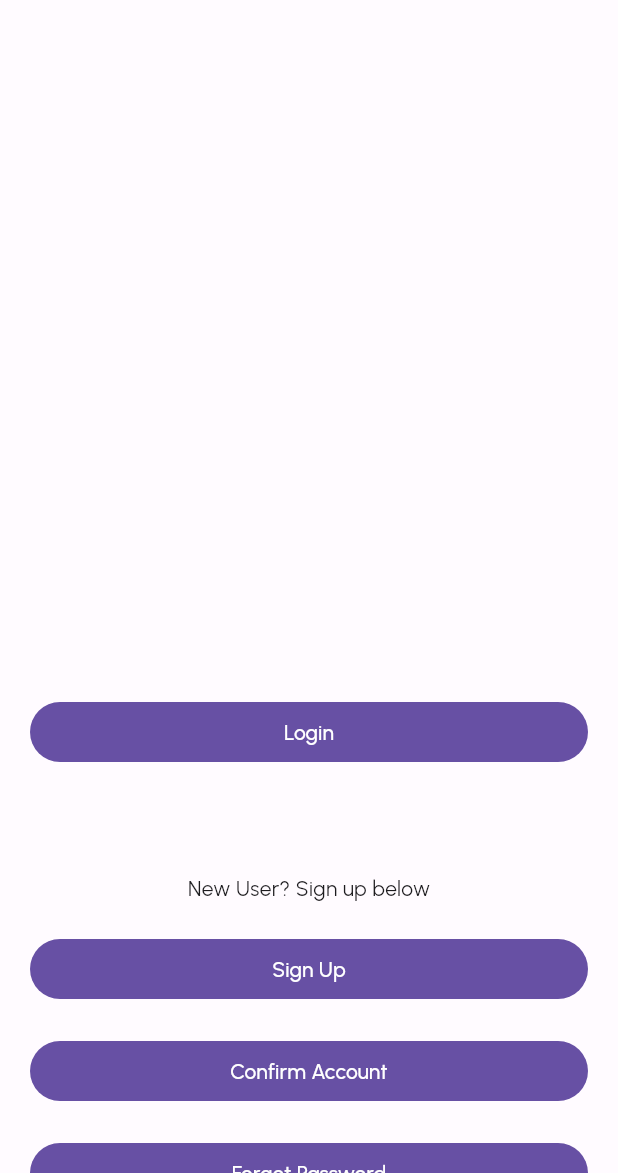
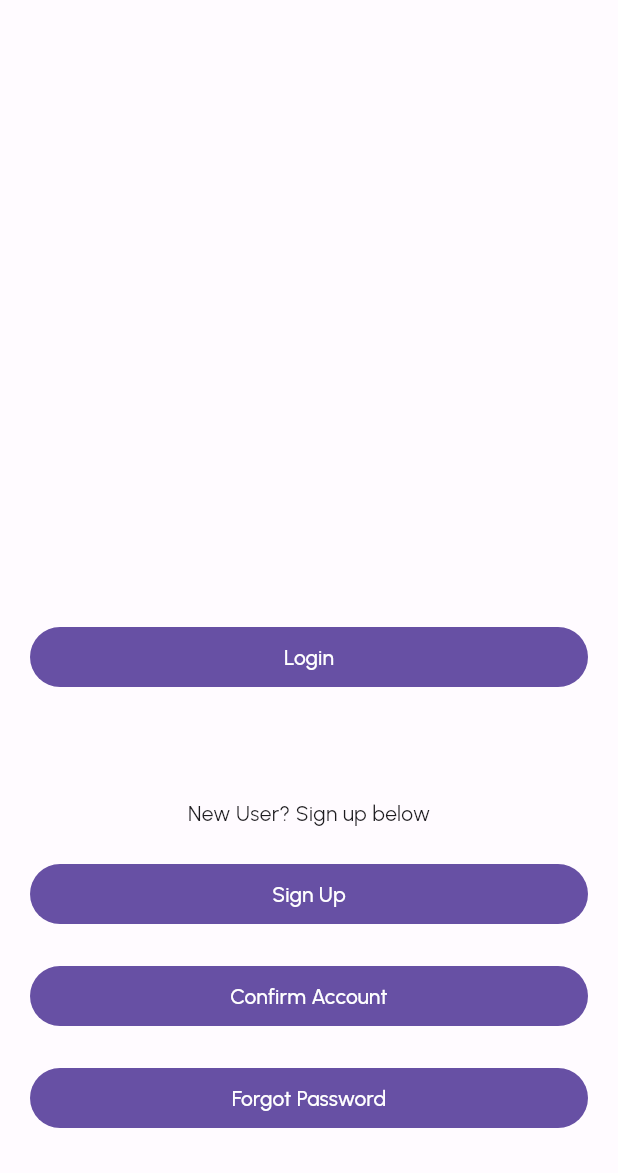
Before and after one commit to lbal837/capstone, a Flutter app: the screen it shows after launch, on a phone screen of 412 x 824 dp, the part 63-1236 px from its top. Run offline on Flutter 3.47's test engine with Material 2 defaults, Android fonts, the phone set to English and light mode, and no system bars; our stand-ins replace firebase_core, firebase_messaging, shared_preferences; missing offline and left inert: amazon_cognito_identity_dart_2; accounts and stored records are empty.

Commit message:
Change SizedBox in home_screen.dart

```diff
--- a/frontend/lib/ui/home/home_screen.dart
+++ b/frontend/lib/ui/home/home_screen.dart
@@ -44,7 +44,7 @@ class _MyHomePageState extends State<MyHomePage> {
                 return Column(
                   mainAxisAlignment: MainAxisAlignment.end,
                   children: [
-                    const SizedBox(height: 450,),
+                    const SizedBox(height: 400,),
                     LoginUserButton(screenSize: screenSize),
                     const SizedBox(height: 50,),
                     const SizedBox(height: 40, child: Text('New User? Sign up below'),),
```
